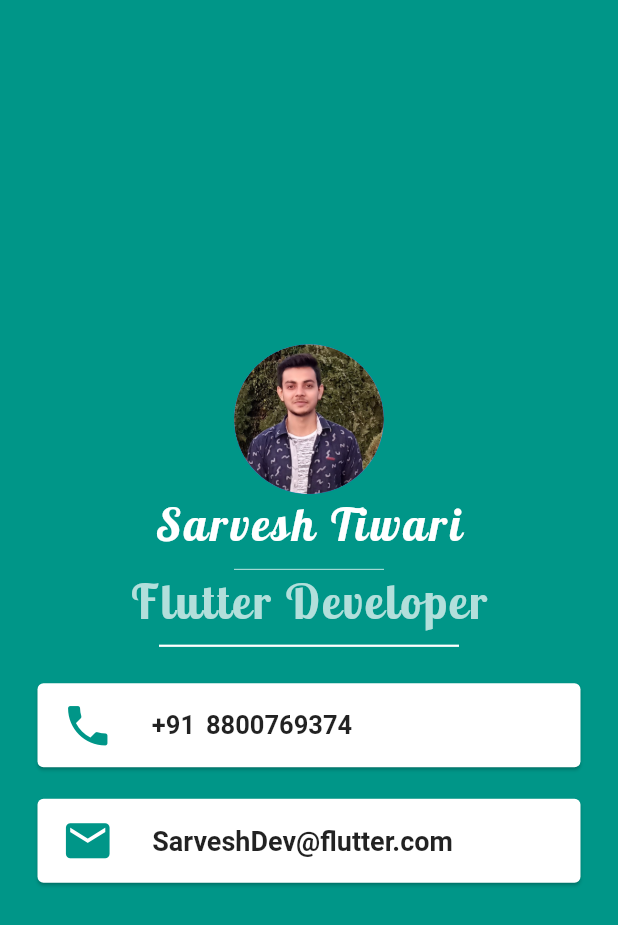
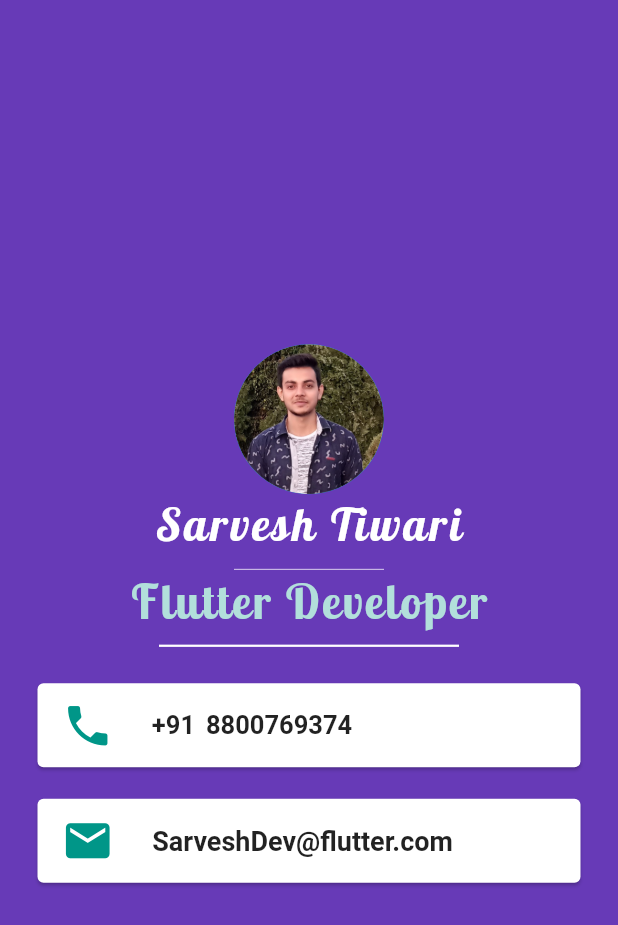
Before and after one commit to sarveshsrv/MyCard, a Flutter app: the screen it shows after launch, on a phone screen of 412 x 824 dp. Shown: the top 925 px of the screen. Run offline on Flutter 3.47's test engine with Material 2 defaults, Android fonts, the phone set to English and light mode, and no system bars.

Commit message:
Color changed

```diff
--- a/lib/main.dart
+++ b/lib/main.dart
@@ -7,7 +7,7 @@
   Widget build(BuildContext context) {
     return MaterialApp(
       home: Scaffold(
-          backgroundColor: Colors.teal,
+          backgroundColor: Colors.deepPurple[500],
           body: SafeArea(
             child: Column(
               mainAxisAlignment: MainAxisAlignment.center,
```
